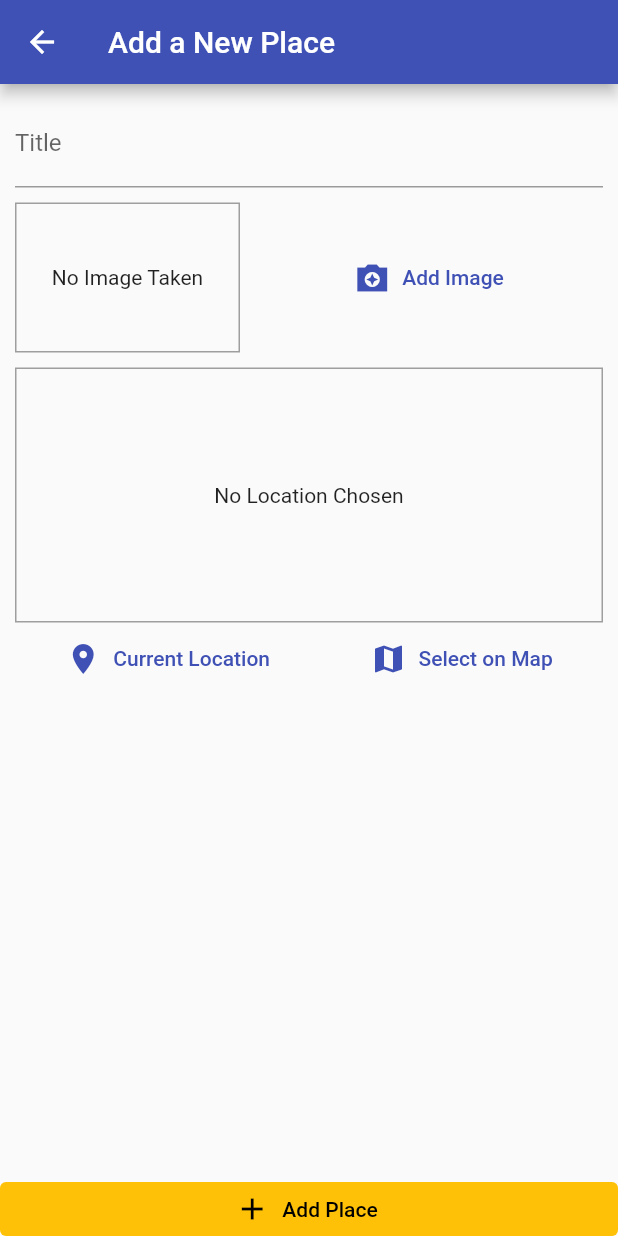
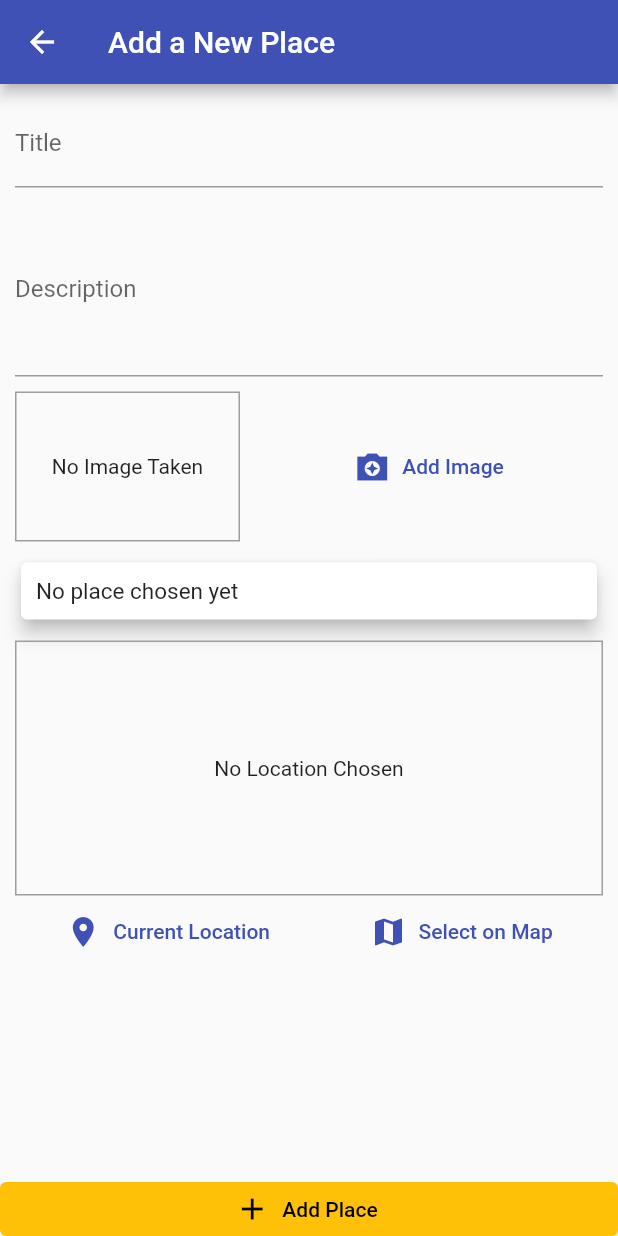
Before and after one commit to bharatbudhori/Great_Places, a Flutter app: the AddPlaceScreen screen opened by its route, after a tap on "Add Place", on a phone screen of 412 x 824 dp. Run offline on Flutter 3.47's test engine with Material 2 defaults, Android fonts, the phone set to English and light mode, and no system bars; our stand-ins replace google_maps_flutter, image_picker, location, sqflite; accounts and stored records are empty.

Commit message:
Added Description field

```diff
--- a/lib/helpers/db_helper.dart
+++ b/lib/helpers/db_helper.dart
@@ -8,7 +8,7 @@ class DBHelper {
     return sql.openDatabase(path.join(dbPath, 'places.db'),
         onCreate: (db, version) {
       return db.execute(
-          'CREATE TABLE user_places(id TEXT PRIMARY KEY, title TEXT, image TEXT, loc_lat REAL, loc_lng REAL, address TEXT)');
+          'CREATE TABLE user_places(id TEXT PRIMARY KEY, title TEXT, description TEXT, image TEXT, loc_lat REAL, loc_lng REAL, address TEXT)');
     }, version: 1);
   }
 
--- a/lib/models/place.dart
+++ b/lib/models/place.dart
@@ -1,6 +1,7 @@
 import 'dart:io';
 
 import 'package:flutter/foundation.dart';
+
 
 class PlaceLocation {
   final double latitude;
@@ -17,12 +18,14 @@ class PlaceLocation {
 class Place {
   final String id;
   final String title;
+  final String description;
   final PlaceLocation location;
   final File image;
 
   Place({
     @required this.id,
     @required this.title,
+    @required this.description,
     @required this.location,
     @required this.image,
   });
--- a/lib/providers/great_place.dart
+++ b/lib/providers/great_place.dart
@@ -19,6 +19,7 @@ class GreatPlaces with ChangeNotifier {
 
   Future<void> addPlace(
     String pickedTitle,
+    String pickedDescription,
     File pickedImage,
     PlaceLocation pickedLocation,
   ) async {
@@ -33,6 +34,7 @@ class GreatPlaces with ChangeNotifier {
       id: DateTime.now().toString(),
       image: pickedImage,
       title: pickedTitle,
+      description: pickedDescription,
       location: updatedLocation,
     );
     _items.add(newPlace);
@@ -40,6 +42,7 @@ class GreatPlaces with ChangeNotifier {
     DBHelper.insert('user_places', {
       'id': newPlace.id,
       'title': newPlace.title,
+      'description': newPlace.description,
       'image': newPlace.image.path,
       'loc_lat': newPlace.location.latitude,
       'loc_lng': newPlace.location.longitude,
@@ -54,6 +57,7 @@ class GreatPlaces with ChangeNotifier {
           (item) => Place(
             id: item['id'],
             title: item['title'],
+            description: item['description'],
             image: File(item['image']),
             location: PlaceLocation(
               latitude: item['loc_lat'],
--- a/lib/screens/add_place_screen.dart
+++ b/lib/screens/add_place_screen.dart
@@ -17,6 +17,7 @@ class AddPlaceScreen extends StatefulWidget {
 
 class _AddPlaceScreenState extends State<AddPlaceScreen> {
   final _titleController = TextEditingController();
+  final _descriptionController = TextEditingController();
   File _pickedImage;
   PlaceLocation _pickedLocation;
 
@@ -34,8 +35,11 @@ class _AddPlaceScreenState extends State<AddPlaceScreen> {
         _pickedLocation == null) {
       return;
     }
-    Provider.of<GreatPlaces>(context, listen: false)
-        .addPlace(_titleController.text, _pickedImage, _pickedLocation);
+    Provider.of<GreatPlaces>(context, listen: false).addPlace(
+        _titleController.text,
+        _descriptionController.text,
+        _pickedImage,
+        _pickedLocation);
     Navigator.of(context).pop();
   }
 
@@ -55,13 +59,35 @@ class _AddPlaceScreenState extends State<AddPlaceScreen> {
                 child: Column(
                   children: [
                     TextField(
+
                       decoration: InputDecoration(
                         labelText: 'Title',
                       ),
                       controller: _titleController,
                     ),
                     SizedBox(height: 10),
+                    TextField(
+                      keyboardType: TextInputType.multiline,
+                      maxLines: 4,
+                      decoration: InputDecoration(
+                        labelText: 'Description',
+                      ),
+                      controller: _descriptionController,
+                    ),
+                    SizedBox(height: 10),
                     ImageInput(_selectImage),
+                    SizedBox(height: 10),
+                    Card(
+                      elevation: 5,
+                      child: Container(
+                        width: double.infinity,
+                        padding: EdgeInsets.all(10),
+                        child: Text(
+                          'No place chosen yet',
+                          style: TextStyle(fontSize: 15),
+                        ),
+                      ),
+                    ),
                     SizedBox(height: 10),
                     LocationInput(_selectPlace),
                   ],
--- a/lib/screens/map_screen.dart
+++ b/lib/screens/map_screen.dart
@@ -53,6 +53,7 @@ class _MapScreenState extends State<MapScreen> {
         ],
       ),
       body: GoogleMap(
+        scrollGesturesEnabled: true,
         initialCameraPosition: CameraPosition(
           target: LatLng(
             widget.initialLocation.latitude,
--- a/lib/screens/place_detail_screen.dart
+++ b/lib/screens/place_detail_screen.dart
@@ -41,6 +41,7 @@ class PlaceDetailScreen extends StatelessWidget {
           SizedBox(
             height: 14,
           ),
+          Text(selectedPlace.description),
           TextButton.icon(
             onPressed: () {
               Navigator.of(context).push(
--- a/lib/widgets/location_input.dart
+++ b/lib/widgets/location_input.dart
@@ -7,6 +7,7 @@ import '../screens/map_screen.dart';
 
 class LocationInput extends StatefulWidget {
   final Function onSelectPlace;
+
 
   LocationInput(this.onSelectPlace);
 
@@ -32,12 +33,14 @@ class _LocationInputState extends State<LocationInput> {
     _showPreview(locData.latitude, locData.longitude);
 
     widget.onSelectPlace(locData.latitude, locData.longitude);
+
   }
 
   Future<void> _selectOnMap() async {
     final LatLng selectedLocation = await Navigator.of(context).push(
       MaterialPageRoute(
         builder: (ctx) => MapScreen(
+
           isSelecting: true,
         ),
       ),
```
Also changed, not shown: lib/screens/places_list_screen.dart (+30 -3 lines).
